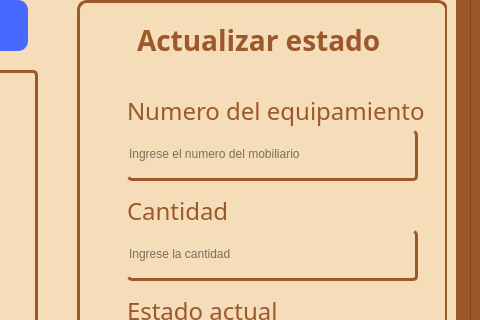
Qt form gui/admin_screen.ui (asp-laboratories/BookingRoom_Software) before a commit; both pictures show x 698 to 1178 and y 149 to 469 of the 1178 by 682 pixel window.
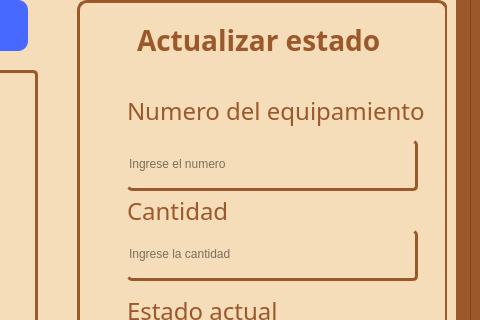
The same form after that commit. The open tabs and pages were chosen to show the change. Icons and pictures are not drawn.

Commit message: feat(gui): Cambios en la estructura

Patch:
```diff
--- a/gui/admin_screen.ui
+++ b/gui/admin_screen.ui
@@ -686,7 +686,7 @@
        <property name="geometry">
         <rect>
          <x>0</x>
-         <y>0</y>
+         <y>-109</y>
          <width>947</width>
          <height>4000</height>
         </rect>
@@ -5880,30 +5880,7 @@
                 <string>Ingrese nombre del estado nuevo</string>
                </property>
               </widget>
-              <widget class="QLineEdit" name="almNum_2">
-               <property name="geometry">
-                <rect>
-                 <x>50</x>
-                 <y>130</y>
-                 <width>291</width>
-                 <height>51</height>
-                </rect>
-               </property>
-               <property name="styleSheet">
-                <string notr="true">border: none;
-color: rgb(0, 0, 0);
-border-radius: 5px;
-border-bottom: 3px solid rgba(155, 88, 43, 1.0);
-border-right: 3px solid  rgba(155, 88, 43, 1.0);</string>
-               </property>
-               <property name="text">
-                <string/>
-               </property>
-               <property name="placeholderText">
-                <string>Ingrese el numero del mobiliario</string>
-               </property>
-              </widget>
-              <widget class="QLineEdit" name="almCantidad_2">
+              <widget class="QLineEdit" name="almCantidade">
                <property name="geometry">
                 <rect>
                  <x>50</x>
@@ -6067,6 +6044,29 @@
                 <string>Actualizar estado</string>
                </property>
               </widget>
+              <widget class="QLineEdit" name="numE">
+               <property name="geometry">
+                <rect>
+                 <x>50</x>
+                 <y>140</y>
+                 <width>291</width>
+                 <height>51</height>
+                </rect>
+               </property>
+               <property name="styleSheet">
+                <string notr="true">border: none;
+color: rgb(0, 0, 0);
+border-radius: 5px;
+border-bottom: 3px solid rgba(155, 88, 43, 1.0);
+border-right: 3px solid  rgba(155, 88, 43, 1.0);</string>
+               </property>
+               <property name="text">
+                <string/>
+               </property>
+               <property name="placeholderText">
+                <string>Ingrese el numero</string>
+               </property>
+              </widget>
              </widget>
              <widget class="QPushButton" name="almBuscarE">
               <property name="geometry">
```
Left out of the diff: 34 changed lines with no effect on the pictures. The commit also changes 1 other file.
